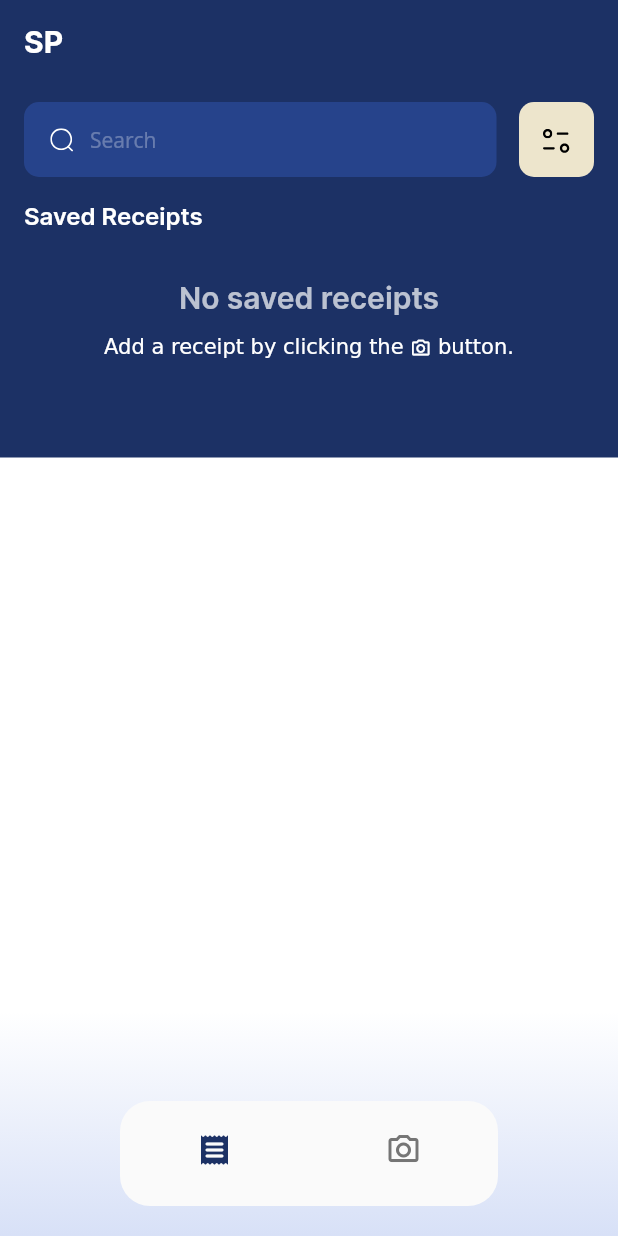
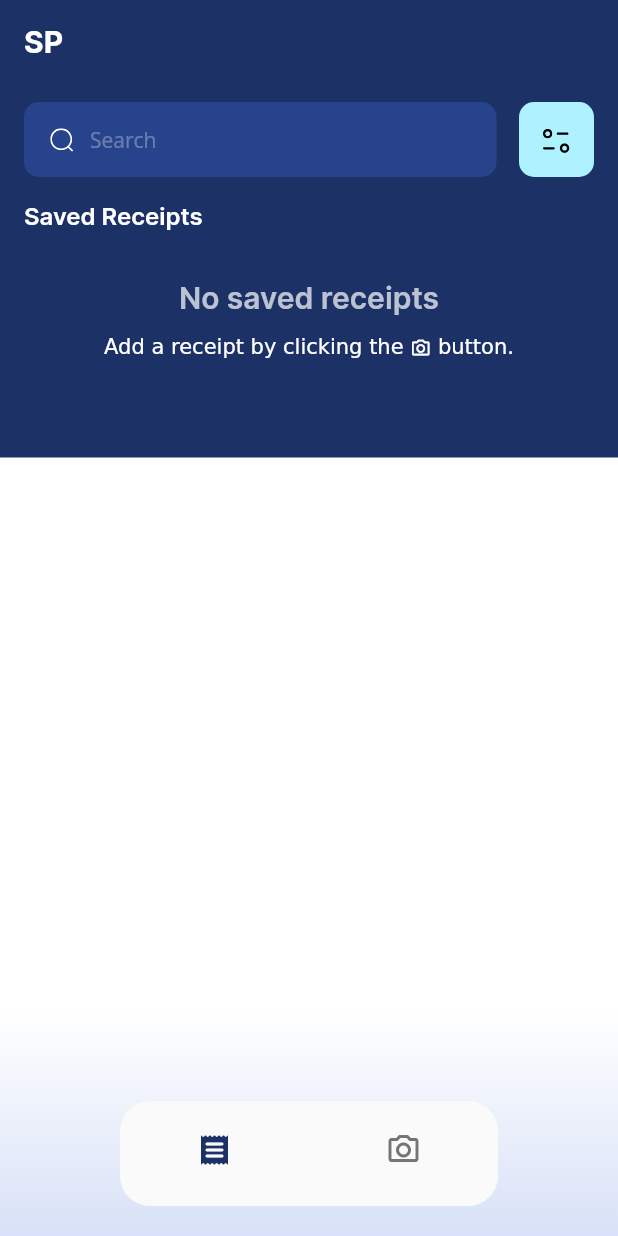
Before and after one commit to keijeizei/SP-App, a Flutter app: the screen it shows after launch, on a phone screen of 412 x 824 dp. Run offline on Flutter 3.47's test engine with Material 2 defaults, Android fonts, the phone set to English and light mode, and no system bars; our stand-ins replace camera, flutter_svg, sqflite; missing offline and left inert: google_mlkit_text_recognition, image_crop; accounts and stored records are empty.

Commit message:
Change secondary color

```diff
--- a/lib/views/utils/AppColor.dart
+++ b/lib/views/utils/AppColor.dart
@@ -4,7 +4,7 @@ class AppColor {
   static Color primary = const Color(0xFF1C3165);
   static Color primarySoft = const Color(0xFF26438B);
   static Color primaryExtraSoft = const Color(0xFFEEF4F4);
-  static Color secondary = const Color(0xFFEDE5CC);
+  static Color secondary = Color.fromARGB(255, 175, 242, 255);
   static Color whiteSoft = const Color(0xFFF8F8F8);
   static LinearGradient bottomShadow = LinearGradient(colors: [
     const Color(0xFF3A67D7).withOpacity(0.2),
```
